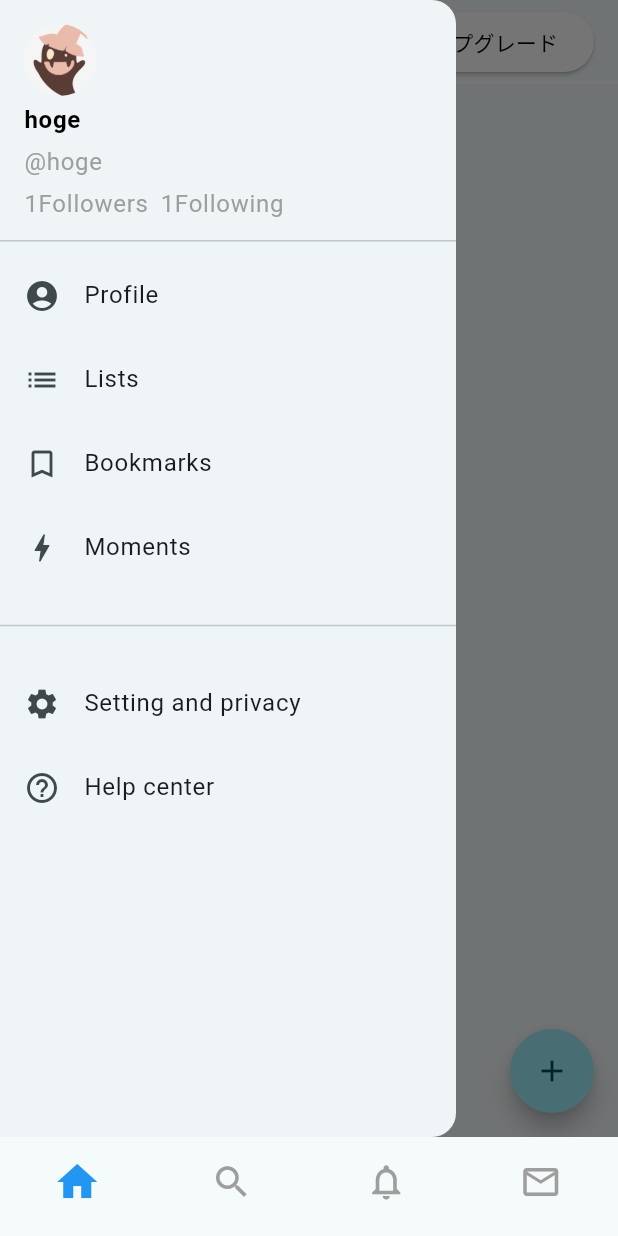
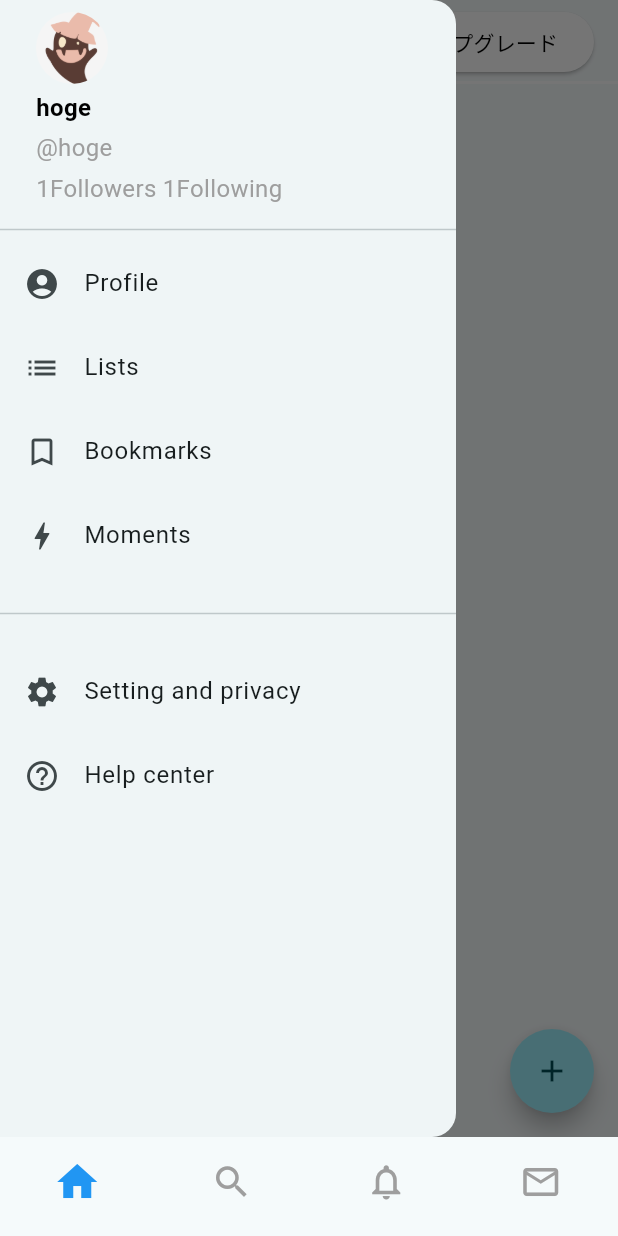
Before and after one commit to r-sei/twitter_clone, a Flutter app: the screen it shows after launch, with the side drawer open, on a phone screen of 412 x 824 dp. Run offline on Flutter 3.47's test engine with Material 3 defaults, Android fonts, the phone set to English and light mode, and no system bars; our stand-ins replace cloud_firestore, firebase_core, flutter_riverpod, gap; accounts and stored records are empty; generated files the repository leaves out were written again.

Commit message:
⚡️ profileIconのファイル構成改善

```diff
--- a/lib/components/home_app_bar.dart
+++ b/lib/components/home_app_bar.dart
@@ -13,7 +13,11 @@ class HomeAppBar extends StatelessWidget implements PreferredSizeWidget {
           width: 2,
         ),
       ),
-      leading: const ProfileIconButton(iconSize: 24),
+      leading: ProfileIconButton(
+        iconSize: 24,
+        imageURL: 'assets/profile.png',
+        onPressed: () => Scaffold.of(context).openDrawer(),
+      ),
       centerTitle: true,
       title: const Text(
         '最新ツイート',
--- a/lib/components/profile_icon.dart
+++ /dev/null
@@ -1,16 +0,0 @@
-import 'package:flutter/material.dart';
-
-class ProfileIcon extends StatelessWidget {
-  const ProfileIcon({super.key, required this.iconSize});
-
-  final double iconSize;
-
-  @override
-  Widget build(BuildContext context) {
-    return CircleAvatar(
-      backgroundColor: Colors.grey.shade100,
-      foregroundImage: const AssetImage('assets/profile.png'),
-      radius: iconSize,
-    );
-  }
-}
--- a/lib/components/profile_icon_button.dart
+++ b/lib/components/profile_icon_button.dart
@@ -1,17 +1,26 @@
 import 'package:flutter/material.dart';
 
 class ProfileIconButton extends StatelessWidget {
-  const ProfileIconButton({super.key, required this.iconSize});
+  const ProfileIconButton({
+    super.key,
+    required this.iconSize,
+    required this.imageURL,
+    this.onPressed,
+  });
 
   final double iconSize;
+  final String imageURL;
+  final void Function()? onPressed;
 
   @override
   Widget build(BuildContext context) {
     return IconButton(
-      onPressed: () => Scaffold.of(context).openDrawer(),
+      visualDensity: VisualDensity.compact,
+      padding: EdgeInsets.zero,
+      onPressed: onPressed,
       icon: CircleAvatar(
         backgroundColor: Colors.grey.shade100,
-        foregroundImage: const AssetImage('assets/profile.png'),
+        foregroundImage: AssetImage(imageURL),
         radius: iconSize,
       ),
     );
--- a/lib/components/search_app_bar.dart
+++ b/lib/components/search_app_bar.dart
@@ -16,7 +16,11 @@ class SearchAppBar extends StatelessWidget implements PreferredSizeWidget {
           width: 2,
         ),
       ),
-      leading: const ProfileIconButton(iconSize: 24),
+      leading: ProfileIconButton(
+        iconSize: 24,
+        imageURL: 'assets/profile.png',
+        onPressed: () => Scaffold.of(context).openDrawer(),
+      ),
       centerTitle: true,
       title: TextField(
         textAlign: TextAlign.center,
--- a/lib/components/side_menu.dart
+++ b/lib/components/side_menu.dart
@@ -1,6 +1,6 @@
 import 'package:flutter/material.dart';
 import 'package:gap/gap.dart';
-import 'package:twitter_clone/components/profile_icon.dart';
+import 'package:twitter_clone/components/side_menu_header.dart';
 
 class SideMenu extends StatelessWidget {
   const SideMenu({super.key});
@@ -11,53 +11,8 @@ class SideMenu extends StatelessWidget {
       child: ListView(
         padding: EdgeInsets.zero,
         children: [
-          const Expanded(
-            child: DrawerHeader(
-              child: Column(
-                  crossAxisAlignment: CrossAxisAlignment.start,
-                  children: [
-                    ProfileIcon(iconSize: 24),
-                    Gap(4),
-                    Text(
-                      'hoge',
-                      style: TextStyle(
-                        fontSize: 16,
-                        fontWeight: FontWeight.w700,
-                        color: Colors.black,
-                      ),
-                    ),
-                    Gap(4),
-                    Text(
-                      '@hoge',
-                      style: TextStyle(
-                        fontSize: 16,
-                        color: Colors.grey,
-                      ),
-                    ),
-                    Gap(4),
-                    Row(
-                      mainAxisAlignment: MainAxisAlignment.start,
-                      children: [
-                        Text(
-                          '${1}Followers',
-                          style: TextStyle(
-                            fontSize: 16,
-                            color: Colors.grey,
-                          ),
-                        ),
-                        Gap(8),
-                        Text(
-                          '${1}Following',
-                          style: TextStyle(
-                            fontSize: 16,
-                            color: Colors.grey,
-                          ),
-                        ),
-                      ],
-                    )
-                  ]),
-            ),
-          ),
+          const SideMenuHeader(),
+          const Divider(),
           ListTile(
             leading: const Icon(Icons.account_circle),
             title: const Text('Profile'),
--- /dev/null
+++ b/lib/components/side_menu_header.dart
@@ -0,0 +1,60 @@
+import 'package:flutter/material.dart';
+import 'package:gap/gap.dart';
+import 'package:twitter_clone/components/profile_icon_button.dart';
+
+class SideMenuHeader extends StatelessWidget {
+  const SideMenuHeader({super.key});
+
+  @override
+  Widget build(BuildContext context) {
+    return Padding(
+      padding: EdgeInsets.symmetric(horizontal: 24, vertical: 8),
+      child: const Column(
+          crossAxisAlignment: CrossAxisAlignment.start,
+          children: [
+            ProfileIconButton(
+              iconSize: 24,
+              imageURL: 'assets/profile.png',
+            ),
+            Gap(4),
+            Text(
+              'hoge',
+              style: TextStyle(
+                fontSize: 16,
+                fontWeight: FontWeight.w700,
+                color: Colors.black,
+              ),
+            ),
+            Gap(4),
+            Text(
+              '@hoge',
+              style: TextStyle(
+                fontSize: 16,
+                color: Colors.grey,
+              ),
+            ),
+            Gap(4),
+            Row(
+              mainAxisAlignment: MainAxisAlignment.start,
+              children: [
+                Text(
+                  '${1}Followers',
+                  style: TextStyle(
+                    fontSize: 16,
+                    color: Colors.grey,
+                  ),
+                ),
+                Gap(4),
+                Text(
+                  '${1}Following',
+                  style: TextStyle(
+                    fontSize: 16,
+                    color: Colors.grey,
+                  ),
+                ),
+              ],
+            )
+          ]),
+    );
+  }
+}
--- a/lib/components/tweet_input.dart
+++ b/lib/components/tweet_input.dart
@@ -1,7 +1,7 @@
 import 'package:flutter/material.dart';
 import 'package:flutter_riverpod/flutter_riverpod.dart';
 import 'package:gap/gap.dart';
-import 'package:twitter_clone/components/profile_icon.dart';
+import 'package:twitter_clone/components/profile_icon_button.dart';
 import 'package:twitter_clone/components/tweet_button.dart';
 
 class TweetInput extends ConsumerWidget {
@@ -37,8 +37,9 @@ class TweetInput extends ConsumerWidget {
           child: Row(
             crossAxisAlignment: CrossAxisAlignment.start,
             children: [
-              const ProfileIcon(
+              const ProfileIconButton(
                 iconSize: 24,
+                imageURL: 'assets/profile.png',
               ),
               const Gap(8),
               Expanded(
--- a/lib/components/tweet_tile.dart
+++ b/lib/components/tweet_tile.dart
@@ -3,7 +3,7 @@ import 'package:flutter_riverpod/flutter_riverpod.dart';
 import 'package:gap/gap.dart';
 import 'package:twitter_clone/components/format_from_timstamp.dart';
 import 'package:twitter_clone/components/option_button.dart';
-import 'package:twitter_clone/components/profile_icon.dart';
+import 'package:twitter_clone/components/profile_icon_button.dart';
 import 'package:twitter_clone/model/tweet_model.dart';
 import 'package:twitter_clone/provider/service_provider.dart';
 import 'package:twitter_clone/provider/tweet_action_provider.dart';
@@ -25,7 +25,7 @@ class TweetTile extends ConsumerWidget {
         mainAxisAlignment: MainAxisAlignment.start,
         crossAxisAlignment: CrossAxisAlignment.start,
         children: [
-          const ProfileIcon(iconSize: 24), //ここどうしよ
+          const ProfileIconButton(iconSize: 24, imageURL: 'assets/profile.png',),//ここどうしよ
           const Gap(8),
           Expanded(
             child: Column(
```
